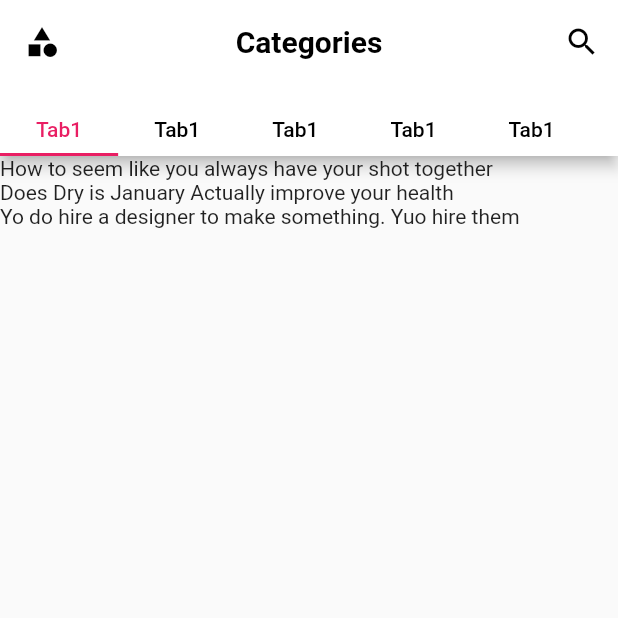
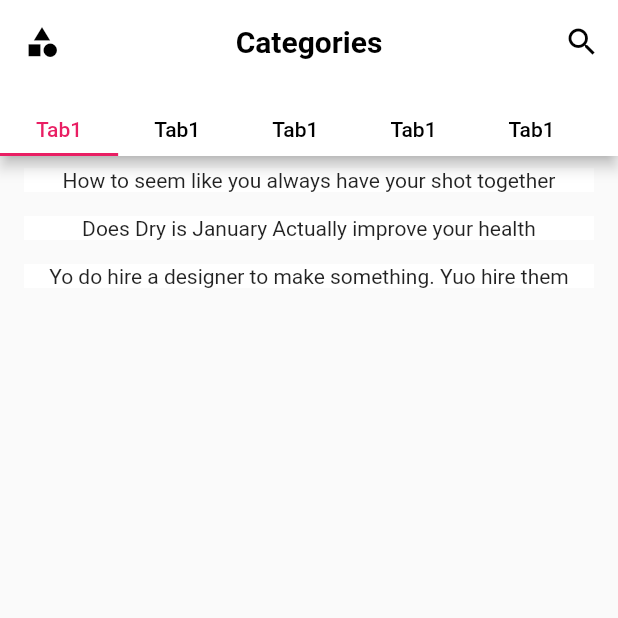
Before and after one commit to santiago3223/CodigoFlutter, a Flutter app: the screen it shows after launch, on a phone screen of 412 x 824 dp, the top half of it. Run offline on Flutter 3.47's test engine with Material 2 defaults, Android fonts, the phone set to English and light mode, and no system bars; our stand-ins replace font_awesome_flutter.

Commit message:
interfaz 3

```diff
--- a/contador/lib/main.dart
+++ b/contador/lib/main.dart
@@ -93,7 +93,18 @@ class PaginaTabs extends StatelessWidget {
             ListView.builder(
                 itemCount: titulos.length,
                 itemBuilder: (context, index) {
-                  return Text(titulos[index]);
+                  return Padding(
+                    padding:
+                        const EdgeInsets.symmetric(horizontal: 16, vertical: 8),
+                    child: Container(
+                      color: Colors.white,
+                      child: Column(
+                        children: [
+                          Text(titulos[index]),
+                        ],
+                      ),
+                    ),
+                  );
                 }),
             Text("Tab2"),
             Text("Tab3"),
```
